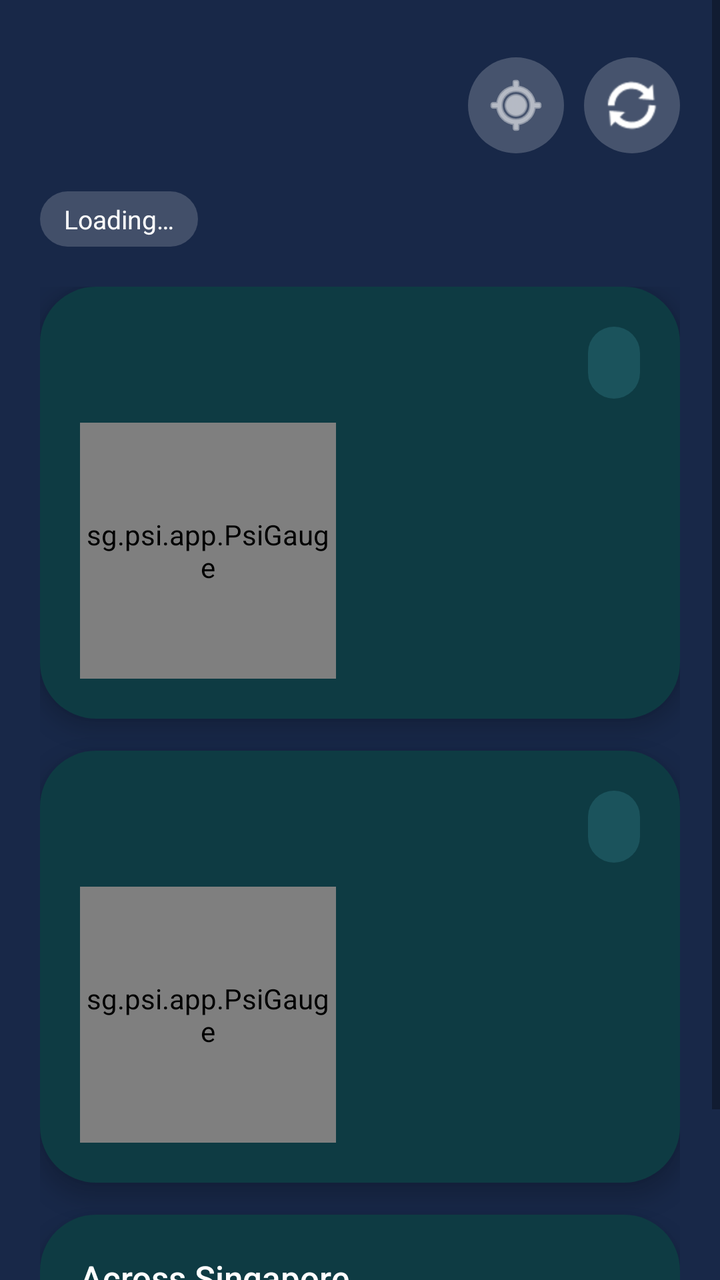
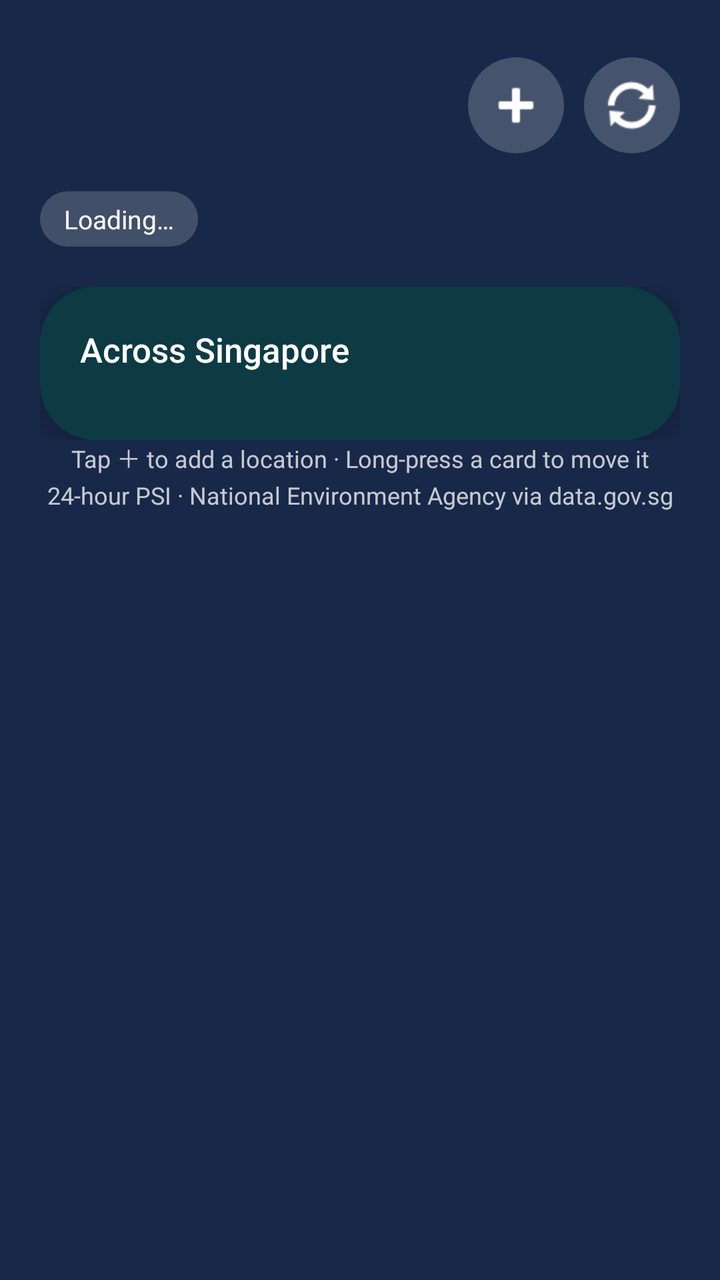

Compare the two renders of this Android layout. The source of the first and the diff that turns it into the second are given below.
<!-- AndroidManifest.xml: application theme android:Theme.Material.Light.NoActionBar -->
<!-- res/layout/activity_main.xml -->
<?xml version="1.0" encoding="utf-8"?>
<ScrollView xmlns:android="http://schemas.android.com/apk/res/android"
    android:id="@+id/root"
    android:layout_width="match_parent"
    android:layout_height="match_parent"
    android:background="#182848"
    android:fillViewport="true"
    android:fitsSystemWindows="true">

    <LinearLayout
        android:id="@+id/content"
        android:layout_width="match_parent"
        android:layout_height="wrap_content"
        android:orientation="vertical"
        android:paddingStart="20dp"
        android:paddingTop="24dp"
        android:paddingEnd="20dp"
        android:paddingBottom="20dp">

        <LinearLayout
            android:layout_width="match_parent"
            android:layout_height="wrap_content"
            android:gravity="center_vertical"
            android:orientation="horizontal">

            <LinearLayout
                android:layout_width="0dp"
                android:layout_height="wrap_content"
                android:layout_weight="1"
                android:orientation="vertical">

                <TextView
                    android:id="@+id/greeting"
                    android:layout_width="wrap_content"
                    android:layout_height="wrap_content"
                    android:fontFamily="sans-serif-medium"
                    android:textColor="#FFFFFF"
                    android:textSize="28sp" />

                <TextView
                    android:id="@+id/date"
                    android:layout_width="wrap_content"
                    android:layout_height="wrap_content"
                    android:alpha="0.85"
                    android:textColor="#FFFFFF"
                    android:textSize="15sp" />
            </LinearLayout>

            <ImageButton
                android:id="@+id/places"
                android:layout_width="48dp"
                android:layout_height="48dp"
                android:layout_marginEnd="10dp"
                android:background="@drawable/glass_circle"
                android:contentDescription="Set home and office regions"
                android:src="@android:drawable/ic_menu_mylocation"
                android:tint="#FFFFFF" />

            <ImageButton
                android:id="@+id/refresh"
                android:layout_width="48dp"
                android:layout_height="48dp"
                android:background="@drawable/glass_circle"
                android:contentDescription="Refresh"
                android:src="@android:drawable/ic_popup_sync"
                android:tint="#FFFFFF" />
        </LinearLayout>

        <TextView
            android:id="@+id/updated"
            android:layout_width="wrap_content"
            android:layout_height="wrap_content"
            android:layout_marginTop="14dp"
            android:layout_marginBottom="20dp"
            android:background="@drawable/glass_pill"
            android:paddingStart="12dp"
            android:paddingTop="5dp"
            android:paddingEnd="12dp"
            android:paddingBottom="5dp"
            android:text="Loading…"
            android:textColor="#FFFFFF"
            android:textSize="13sp" />

        
        <LinearLayout
            android:id="@+id/cards"
            android:layout_width="match_parent"
            android:layout_height="wrap_content"
            android:orientation="vertical">

            <include
                android:id="@+id/home_card"
                layout="@layout/psi_card" />

            <include
                android:id="@+id/office_card"
                layout="@layout/psi_card" />

            <LinearLayout
                android:id="@+id/regions_card"
                android:layout_width="match_parent"
                android:layout_height="wrap_content"
                android:background="@drawable/card_bg"
                android:elevation="6dp"
                android:orientation="vertical"
                android:padding="20dp">

                <TextView
                    android:layout_width="wrap_content"
                    android:layout_height="wrap_content"
                    android:fontFamily="sans-serif-medium"
                    android:text="Across Singapore"
                    android:textColor="#FFFFFF"
                    android:textSize="17sp" />

                <LinearLayout
                    android:id="@+id/regions"
                    android:layout_width="match_parent"
                    android:layout_height="wrap_content"
                    android:layout_marginTop="14dp"
                    android:orientation="horizontal" />
            </LinearLayout>
        </LinearLayout>

        <TextView
            android:layout_width="match_parent"
            android:layout_height="wrap_content"
            android:alpha="0.75"
            android:gravity="center"
            android:text="Long-press a card to move it\n24-hour PSI · National Environment Agency via data.gov.sg"
            android:lineSpacingExtra="4dp"
            android:textColor="#FFFFFF"
            android:textSize="12sp" />
    </LinearLayout>
</ScrollView>
<!-- res/layout/psi_card.xml (included above) -->
<?xml version="1.0" encoding="utf-8"?>
<LinearLayout xmlns:android="http://schemas.android.com/apk/res/android"
    android:layout_width="match_parent"
    android:layout_height="wrap_content"
    android:layout_marginBottom="16dp"
    android:background="@drawable/card_bg"
    android:elevation="6dp"
    android:orientation="vertical"
    android:padding="20dp">

    <LinearLayout
        android:layout_width="match_parent"
        android:layout_height="wrap_content"
        android:gravity="center_vertical"
        android:orientation="horizontal">

        <TextView
            android:id="@+id/emoji"
            android:layout_width="wrap_content"
            android:layout_height="wrap_content"
            android:textSize="22sp" />

        <TextView
            android:id="@+id/title"
            android:layout_width="0dp"
            android:layout_height="wrap_content"
            android:layout_marginStart="8dp"
            android:layout_weight="1"
            android:fontFamily="sans-serif-medium"
            android:textColor="#FFFFFF"
            android:textSize="19sp" />

        <TextView
            android:id="@+id/region"
            android:layout_width="wrap_content"
            android:layout_height="wrap_content"
            android:background="@drawable/chip_bg"
            android:fontFamily="sans-serif-medium"
            android:minHeight="36dp"
            android:gravity="center"
            android:paddingStart="14dp"
            android:paddingEnd="12dp"
            android:textColor="#FFFFFF"
            android:textSize="14sp" />
    </LinearLayout>

    <LinearLayout
        android:layout_width="match_parent"
        android:layout_height="wrap_content"
        android:layout_marginTop="12dp"
        android:gravity="center_vertical"
        android:orientation="horizontal">

        <sg.psi.app.PsiGauge
            android:id="@+id/gauge"
            android:layout_width="128dp"
            android:layout_height="128dp" />

        <LinearLayout
            android:layout_width="0dp"
            android:layout_height="wrap_content"
            android:layout_marginStart="18dp"
            android:layout_weight="1"
            android:orientation="vertical">

            <TextView
                android:id="@+id/band"
                android:layout_width="wrap_content"
                android:layout_height="wrap_content"
                android:fontFamily="sans-serif-medium"
                android:paddingStart="12dp"
                android:paddingTop="5dp"
                android:paddingEnd="12dp"
                android:paddingBottom="5dp"
                android:textColor="#FFFFFF"
                android:textSize="14sp" />

            <TextView
                android:id="@+id/advice"
                android:layout_width="wrap_content"
                android:layout_height="wrap_content"
                android:layout_marginTop="10dp"
                android:lineSpacingExtra="2dp"
                android:textColor="#B9D6D9"
                android:textSize="15sp" />
        </LinearLayout>
    </LinearLayout>
</LinearLayout>
<!-- resources referenced by this layout -->
<resources>
  <!-- drawable card_bg (drawable) -->
  <?xml version="1.0" encoding="utf-8"?>
  <shape xmlns:android="http://schemas.android.com/apk/res/android" android:shape="rectangle">
      <solid android:color="#0E3B43" />
      <corners android:radius="28dp" />
  </shape>
  <!-- drawable chip_bg (drawable) -->
  <?xml version="1.0" encoding="utf-8"?>
  <shape xmlns:android="http://schemas.android.com/apk/res/android" android:shape="rectangle">
      <solid android:color="#1B535C" />
      <corners android:radius="20dp" />
  </shape>
  <!-- drawable glass_circle (drawable) -->
  <?xml version="1.0" encoding="utf-8"?>
  <shape xmlns:android="http://schemas.android.com/apk/res/android" android:shape="oval">
      <solid android:color="#33FFFFFF" />
  </shape>
  <!-- drawable glass_pill (drawable) -->
  <?xml version="1.0" encoding="utf-8"?>
  <shape xmlns:android="http://schemas.android.com/apk/res/android" android:shape="rectangle">
      <solid android:color="#2EFFFFFF" />
      <corners android:radius="20dp" />
  </shape>
</resources>

<!-- the commit's change to res/layout/activity_main.xml (unified diff, before → after) -->
@@ -52,8 +52,8 @@
                 android:layout_height="48dp"
                 android:layout_marginEnd="10dp"
                 android:background="@drawable/glass_circle"
-                android:contentDescription="Set home and office regions"
-                android:src="@android:drawable/ic_menu_mylocation"
+                android:contentDescription="Add or edit locations"
+                android:src="@android:drawable/ic_input_add"
                 android:tint="#FFFFFF" />
 
             <ImageButton
@@ -88,14 +88,6 @@
             android:layout_height="wrap_content"
             android:orientation="vertical">
 
-            <include
-                android:id="@+id/home_card"
-                layout="@layout/psi_card" />
-
-            <include
-                android:id="@+id/office_card"
-                layout="@layout/psi_card" />
-
             <LinearLayout
                 android:id="@+id/regions_card"
                 android:layout_width="match_parent"
@@ -127,98 +119,9 @@
             android:layout_height="wrap_content"
             android:alpha="0.75"
             android:gravity="center"
-            android:text="Long-press a card to move it\n24-hour PSI · National Environment Agency via data.gov.sg"
+            android:text="Tap ＋ to add a location · Long-press a card to move it\n24-hour PSI · National Environment Agency via data.gov.sg"
             android:lineSpacingExtra="4dp"
             android:textColor="#FFFFFF"
             android:textSize="12sp" />
     </LinearLayout>
 </ScrollView>
-<!-- res/layout/psi_card.xml (included above) -->
-<?xml version="1.0" encoding="utf-8"?>
-<LinearLayout xmlns:android="http://schemas.android.com/apk/res/android"
-    android:layout_width="match_parent"
-    android:layout_height="wrap_content"
-    android:layout_marginBottom="16dp"
-    android:background="@drawable/card_bg"
-    android:elevation="6dp"
-    android:orientation="vertical"
-    android:padding="20dp">
-
-    <LinearLayout
-        android:layout_width="match_parent"
-        android:layout_height="wrap_content"
-        android:gravity="center_vertical"
-        android:orientation="horizontal">
-
-        <TextView
-            android:id="@+id/emoji"
-            android:layout_width="wrap_content"
-            android:layout_height="wrap_content"
-            android:textSize="22sp" />
-
-        <TextView
-            android:id="@+id/title"
-            android:layout_width="0dp"
-            android:layout_height="wrap_content"
-            android:layout_marginStart="8dp"
-            android:layout_weight="1"
-            android:fontFamily="sans-serif-medium"
-            android:textColor="#FFFFFF"
-            android:textSize="19sp" />
-
-        <TextView
-            android:id="@+id/region"
-            android:layout_width="wrap_content"
-            android:layout_height="wrap_content"
-            android:background="@drawable/chip_bg"
-            android:fontFamily="sans-serif-medium"
-            android:minHeight="36dp"
-            android:gravity="center"
-            android:paddingStart="14dp"
-            android:paddingEnd="12dp"
-            android:textColor="#FFFFFF"
-            android:textSize="14sp" />
-    </LinearLayout>
-
-    <LinearLayout
-        android:layout_width="match_parent"
-        android:layout_height="wrap_content"
-        android:layout_marginTop="12dp"
-        android:gravity="center_vertical"
-        android:orientation="horizontal">
-
-        <sg.psi.app.PsiGauge
-            android:id="@+id/gauge"
-            android:layout_width="128dp"
-            android:layout_height="128dp" />
-
-        <LinearLayout
-            android:layout_width="0dp"
-            android:layout_height="wrap_content"
-            android:layout_marginStart="18dp"
-            android:layout_weight="1"
-            android:orientation="vertical">
-
-            <TextView
-                android:id="@+id/band"
-                android:layout_width="wrap_content"
-                android:layout_height="wrap_content"
-                android:fontFamily="sans-serif-medium"
-                android:paddingStart="12dp"
-                android:paddingTop="5dp"
-                android:paddingEnd="12dp"
-                android:paddingBottom="5dp"
-                android:textColor="#FFFFFF"
-                android:textSize="14sp" />
-
-            <TextView
-                android:id="@+id/advice"
-                android:layout_width="wrap_content"
-                android:layout_height="wrap_content"
-                android:layout_marginTop="10dp"
-                android:lineSpacingExtra="2dp"
-                android:textColor="#B9D6D9"
-                android:textSize="15sp" />
-        </LinearLayout>
-    </LinearLayout>
-</LinearLayout>
<!-- resource entries referenced after the edit -->
@@ -5,12 +5,6 @@
   <shape xmlns:android="http://schemas.android.com/apk/res/android" android:shape="rectangle">
       <solid android:color="#0E3B43" />
       <corners android:radius="28dp" />
-  </shape>
-  <!-- drawable chip_bg (drawable) -->
-  <?xml version="1.0" encoding="utf-8"?>
-  <shape xmlns:android="http://schemas.android.com/apk/res/android" android:shape="rectangle">
-      <solid android:color="#1B535C" />
-      <corners android:radius="20dp" />
   </shape>
   <!-- drawable glass_circle (drawable) -->
   <?xml version="1.0" encoding="utf-8"?>
